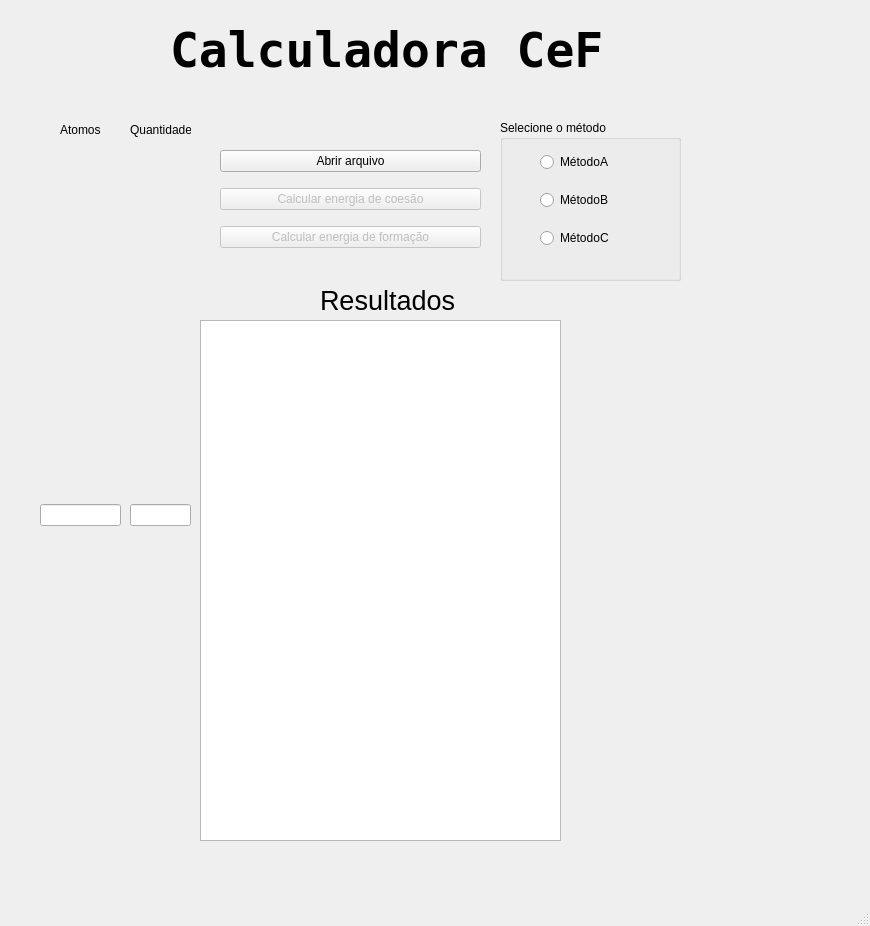
This is Ui File/Janela.ui in Rafahel/Programa_Bolsa_Pesquisa as Qt 5 draws it before an edit. The edited form follows.
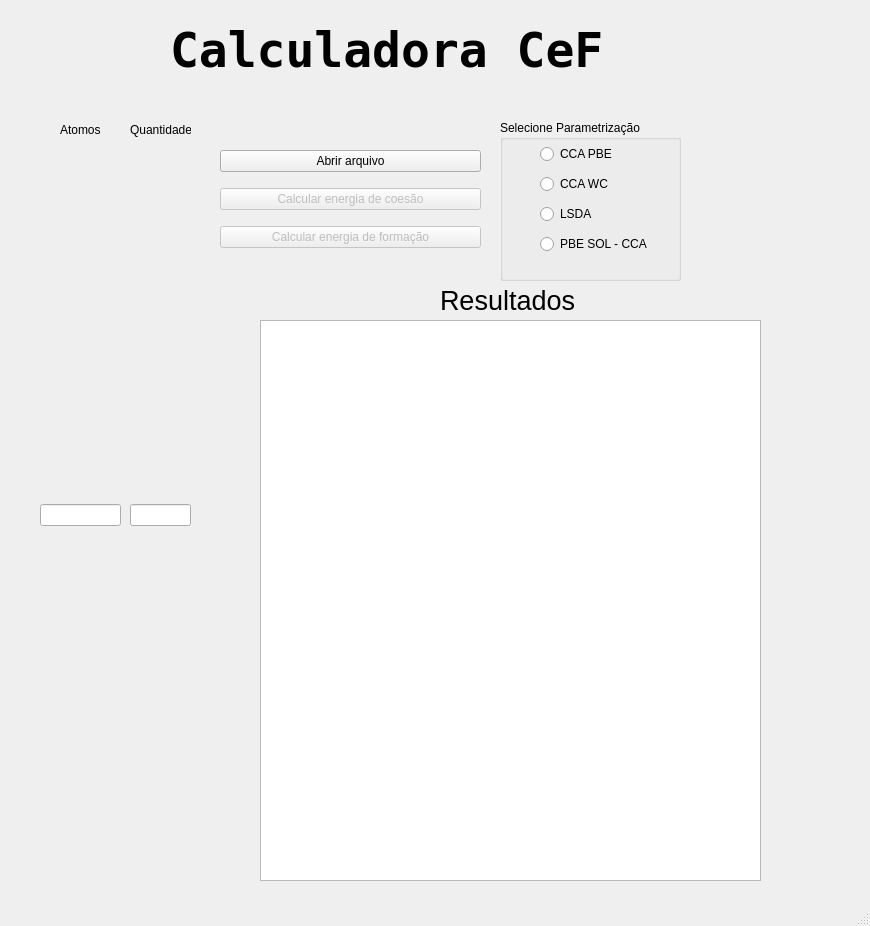
This is the edited form.

Commit message: Adicionados os 4 métodos de cálculo.

```diff
--- a/Ui File/Janela.ui
+++ b/Ui File/Janela.ui
@@ -149,14 +149,14 @@
      </font>
     </property>
     <property name="title">
-     <string>Selecione o método</string>
+     <string>Selecione Parametrização</string>
     </property>
     <widget class="QWidget" name="verticalLayoutWidget_4">
      <property name="geometry">
       <rect>
        <x>40</x>
        <y>20</y>
-       <width>101</width>
+       <width>141</width>
        <height>121</height>
       </rect>
      </property>
@@ -167,21 +167,28 @@
          <bool>true</bool>
         </property>
         <property name="text">
-         <string>MétodoA</string>
+         <string>CCA PBE</string>
         </property>
        </widget>
       </item>
       <item>
        <widget class="QRadioButton" name="metodoCalculo_B">
         <property name="text">
-         <string>MétodoB</string>
+         <string>CCA WC</string>
         </property>
        </widget>
       </item>
       <item>
        <widget class="QRadioButton" name="metodoCalculo_C">
         <property name="text">
-         <string>MétodoC</string>
+         <string>LSDA</string>
+        </property>
+       </widget>
+      </item>
+      <item>
+       <widget class="QRadioButton" name="metodoCalculo_D">
+        <property name="text">
+         <string>PBE SOL - CCA</string>
         </property>
        </widget>
       </item>
@@ -191,7 +198,7 @@
    <widget class="QLabel" name="resultadoLabel">
     <property name="geometry">
      <rect>
-      <x>320</x>
+      <x>440</x>
       <y>280</y>
       <width>161</width>
       <height>40</height>
@@ -209,10 +216,10 @@
    <widget class="QTextBrowser" name="textBrowser">
     <property name="geometry">
      <rect>
-      <x>200</x>
+      <x>260</x>
       <y>320</y>
-      <width>361</width>
-      <height>521</height>
+      <width>501</width>
+      <height>561</height>
      </rect>
     </property>
    </widget>
```
The commit also changes 5 other files.
